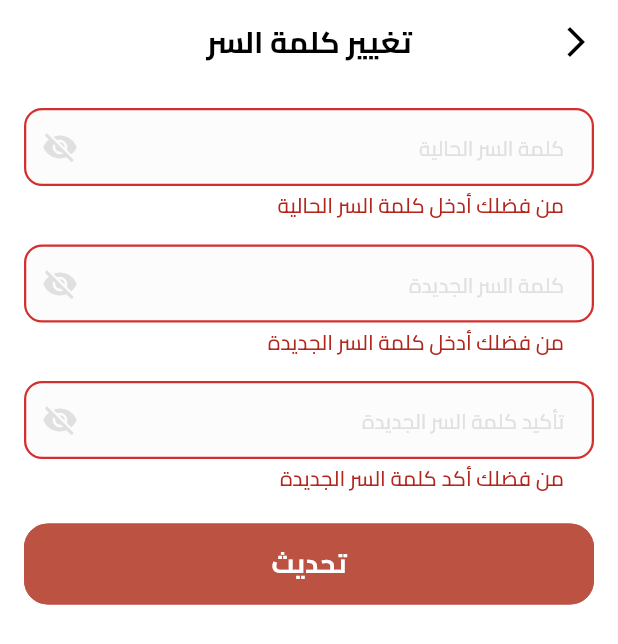
After one commit to AbdulrhmanM0hamed/Reef-Coffe, a Flutter app: the UpdatePasswordView screen opened directly, after a tap on "تحديث", on a phone screen of 412 x 824 dp. The commit adds this screen. Shown: the top 644 px of the screen. Run offline on Flutter 3.47's test engine with Material 3 defaults, Android fonts, the phone set to English and light mode, and no system bars; our stand-ins replace bloc, bottom_navy_bar, cached_network_image, carousel_slider, dartz, equatable and 15 more; accounts and stored records are empty; project files that could hold a hidden picture were left out.

Commit message:
add change name and change password

```diff
--- /dev/null
+++ b/lib/feature/profile/domain/usecases/update_name_usecase.dart
@@ -0,0 +1,13 @@
+import 'package:dartz/dartz.dart';
+import 'package:hyper_market/core/error/sevcice_failure.dart';
+import 'package:hyper_market/feature/profile/domain/repositories/profile_repository.dart';
+
+class UpdateNameUseCase {
+  final ProfileRepository repository;
+
+  UpdateNameUseCase(this.repository);
+
+  Future<Either<Failure, void>> call(String params) async {
+    return await repository.updateName(params);
+  }
+}
--- /dev/null
+++ b/lib/feature/profile/domain/usecases/update_password_usecase.dart
@@ -0,0 +1,30 @@
+import 'package:dartz/dartz.dart';
+import 'package:equatable/equatable.dart';
+import 'package:hyper_market/core/error/sevcice_failure.dart';
+import 'package:hyper_market/feature/profile/domain/repositories/profile_repository.dart';
+
+class UpdatePasswordUseCase {
+  final ProfileRepository repository;
+
+  UpdatePasswordUseCase(this.repository);
+
+  Future<Either<Failure, void>> call(PasswordParams params) async {
+    return await repository.updatePassword(
+      params.currentPassword,
+      params.newPassword,
+    );
+  }
+}
+
+class PasswordParams extends Equatable {
+  final String currentPassword;
+  final String newPassword;
+
+  const PasswordParams({
+    required this.currentPassword,
+    required this.newPassword,
+  });
+
+  @override
+  List<Object?> get props => [currentPassword, newPassword];
+}
--- /dev/null
+++ b/lib/feature/profile/presentation/cubit/profile_cubit.dart
@@ -0,0 +1,45 @@
+import 'package:flutter_bloc/flutter_bloc.dart';
+import 'package:hyper_market/feature/profile/domain/usecases/update_name_usecase.dart';
+import 'package:hyper_market/feature/profile/domain/usecases/update_password_usecase.dart';
+import 'package:hyper_market/feature/profile/presentation/cubit/profile_state.dart';
+
+class ProfileCubit extends Cubit<ProfileState> {
+  final UpdateNameUseCase updateNameUseCase;
+  final UpdatePasswordUseCase updatePasswordUseCase;
+
+  ProfileCubit({
+    required this.updateNameUseCase,
+    required this.updatePasswordUseCase,
+  }) : super(ProfileInitial());
+
+  Future<void> updateName(String newName) async {
+    if (!isClosed) emit(ProfileLoading());
+    final result = await updateNameUseCase(newName);
+    result.fold(
+      (failure) {
+        if (!isClosed) emit(ProfileUpdateError(failure.message));
+      },
+      (_) {
+        if (!isClosed) emit(const ProfileUpdateSuccess('تم تحديث الاسم بنجاح'));
+      },
+    );
+  }
+
+  Future<void> updatePassword(String currentPassword, String newPassword) async {
+    if (!isClosed) emit(ProfileLoading());
+    final result = await updatePasswordUseCase(
+      PasswordParams(
+        currentPassword: currentPassword,
+        newPassword: newPassword,
+      ),
+    );
+    result.fold(
+      (failure) {
+        if (!isClosed) emit(ProfileUpdateError(failure.message));
+      },
+      (_) {
+        if (!isClosed) emit(const ProfileUpdateSuccess('تم تحديث كلمة السر بنجاح'));
+      },
+    );
+  }
+}
--- /dev/null
+++ b/lib/feature/profile/presentation/cubit/profile_state.dart
@@ -0,0 +1,30 @@
+import 'package:equatable/equatable.dart';
+
+abstract class ProfileState extends Equatable {
+  const ProfileState();
+
+  @override
+  List<Object?> get props => [];
+}
+
+class ProfileInitial extends ProfileState {}
+
+class ProfileLoading extends ProfileState {}
+
+class ProfileUpdateSuccess extends ProfileState {
+  final String message;
+
+  const ProfileUpdateSuccess(this.message);
+
+  @override
+  List<Object?> get props => [message];
+}
+
+class ProfileUpdateError extends ProfileState {
+  final String message;
+
+  const ProfileUpdateError(this.message);
+
+  @override
+  List<Object?> get props => [message];
+}
--- /dev/null
+++ b/lib/feature/profile/presentation/view/update_profile/update_password_view.dart
@@ -0,0 +1,123 @@
+import 'package:flutter/material.dart';
+import 'package:flutter_bloc/flutter_bloc.dart';
+import 'package:hyper_market/core/utils/common/custom_app_bar.dart';
+import 'package:hyper_market/core/utils/common/elvated_button.dart';
+
+import 'package:hyper_market/feature/profile/presentation/cubit/profile_cubit.dart';
+import 'package:hyper_market/feature/profile/presentation/cubit/profile_state.dart';
+import 'package:hyper_market/feature/profile/presentation/view/widgets/custom_text_filed.dart';
+
+class UpdatePasswordView extends StatefulWidget {
+  static const String routeName = '/update-password';
+
+  const UpdatePasswordView({Key? key}) : super(key: key);
+
+  @override
+  State<UpdatePasswordView> createState() => _UpdatePasswordViewState();
+}
+
+class _UpdatePasswordViewState extends State<UpdatePasswordView> {
+  final _formKey = GlobalKey<FormState>();
+  final _currentPasswordController = TextEditingController();
+  final _newPasswordController = TextEditingController();
+  final _confirmPasswordController = TextEditingController();
+
+  @override
+  void dispose() {
+    _currentPasswordController.dispose();
+    _newPasswordController.dispose();
+    _confirmPasswordController.dispose();
+    super.dispose();
+  }
+
+  @override
+  Widget build(BuildContext context) {
+    return Scaffold(
+      appBar: customAppBar(context, 'تغيير كلمة السر'),
+      body: BlocConsumer<ProfileCubit, ProfileState>(
+        listener: (context, state) {
+          if (state is ProfileUpdateSuccess) {
+            ScaffoldMessenger.of(context).showSnackBar(
+              SnackBar(content: Text(state.message)),
+            );
+            Navigator.pop(context);
+          } else if (state is ProfileUpdateError) {
+            ScaffoldMessenger.of(context).showSnackBar(
+              SnackBar(content: Text(state.message)),
+            );
+          }
+        },
+        builder: (context, state) {
+          return SingleChildScrollView(
+            child: Padding(
+              padding: const EdgeInsets.all(16.0),
+              child: Form(
+                key: _formKey,
+                child: Column(
+                  children: [
+                    CustomTextField(
+                      controller: _currentPasswordController,
+                      hintText: 'كلمة السر الحالية',
+                      obscureText: true,
+                      validator: (value) {
+                        if (value == null || value.isEmpty) {
+                          return 'من فضلك أدخل كلمة السر الحالية';
+                        }
+                        return null;
+                      },
+                    ),
+                    const SizedBox(height: 16),
+                    CustomTextField(
+                      controller: _newPasswordController,
+                      hintText: 'كلمة السر الجديدة',
+                      obscureText: true,
+                      validator: (value) {
+                        if (value == null || value.isEmpty) {
+                          return 'من فضلك أدخل كلمة السر الجديدة';
+                        }
+                        if (value.length < 6) {
+                          return 'كلمة السر يجب أن تكون 6 أحرف على الأقل';
+                        }
+                        return null;
+                      },
+                    ),
+                    const SizedBox(height: 16),
+                    CustomTextField(
+                      controller: _confirmPasswordController,
+                      hintText: 'تأكيد كلمة السر الجديدة',
+                      obscureText: true,
+                      validator: (value) {
+                        if (value == null || value.isEmpty) {
+                          return 'من فضلك أكد كلمة السر الجديدة';
+                        }
+                        if (value != _newPasswordController.text) {
+                          return 'كلمة السر غير متطابقة';
+                        }
+                        return null;
+                      },
+                    ),
+                    const SizedBox(height: 20),
+                    if (state is ProfileLoading)
+                      const CircularProgressIndicator()
+                    else
+                      CustomElevatedButton(
+                        buttonText: 'تحديث',
+                        onPressed: () {
+                          if (_formKey.currentState!.validate()) {
+                            context.read<ProfileCubit>().updatePassword(
+                                  _currentPasswordController.text,
+                                  _newPasswordController.text,
+                                );
+                          }
+                        },
+                      ),
+                  ],
+                ),
+              ),
+            ),
+          );
+        },
+      ),
+    );
+  }
+}
--- /dev/null
+++ b/lib/feature/profile/presentation/view/widgets/custom_text_filed.dart
@@ -0,0 +1,115 @@
+import 'package:flutter/material.dart';
+import 'package:hyper_market/core/utils/constants/colors.dart';
+import 'package:hyper_market/core/utils/constants/font_manger.dart';
+import 'package:hyper_market/core/utils/constants/styles_manger.dart';
+
+class CustomTextField extends StatefulWidget {
+  final TextEditingController controller;
+  final String hintText;
+  final String? Function(String?)? validator;
+  final bool obscureText;
+  final TextInputType? keyboardType;
+  final Widget? prefixIcon;
+  final Widget? suffixIcon;
+  final bool? enabled;
+  final int? maxLines;
+  final void Function(String)? onChanged;
+
+  const CustomTextField({
+    Key? key,
+    required this.controller,
+    required this.hintText,
+    this.validator,
+    this.obscureText = false,
+    this.keyboardType,
+    this.prefixIcon,
+    this.suffixIcon,
+    this.enabled,
+    this.maxLines = 1,
+    this.onChanged,
+  }) : super(key: key);
+
+  @override
+  State<CustomTextField> createState() => _CustomTextFieldState();
+}
+
+class _CustomTextFieldState extends State<CustomTextField> {
+  bool _isObscure = true;
+
+  @override
+  Widget build(BuildContext context) {
+    return TextFormField(
+      controller: widget.controller,
+      obscureText: widget.obscureText ? _isObscure : false,
+      keyboardType: widget.keyboardType,
+      enabled: widget.enabled,
+      maxLines: widget.maxLines,
+      onChanged: widget.onChanged,
+      style: getRegularStyle(
+        fontFamily: FontConstant.cairo,
+        fontSize: FontSize.size16,
+        color: Theme.of(context).brightness == Brightness.dark
+            ? TColors.white
+            : TColors.black,
+      ),
+      decoration: InputDecoration(
+        hintText: widget.hintText,
+        hintStyle: getRegularStyle(
+          fontFamily: FontConstant.cairo,
+          fontSize: FontSize.size14,
+          color: TColors.grey,
+        ),
+        prefixIcon: widget.prefixIcon,
+        suffixIcon: widget.obscureText
+            ? IconButton(
+                icon: Icon(
+                  _isObscure ? Icons.visibility_off : Icons.visibility,
+                  color: TColors.grey,
+                ),
+                onPressed: () {
+                  setState(() {
+                    _isObscure = !_isObscure;
+                  });
+                },
+              )
+            : widget.suffixIcon,
+        contentPadding:
+            const EdgeInsets.symmetric(horizontal: 16, vertical: 14),
+        filled: true,
+        fillColor: Theme.of(context).brightness == Brightness.dark
+            ? TColors.darkGrey.withOpacity(0.5)
+            : TColors.lightGrey.withOpacity(0.5),
+        border: OutlineInputBorder(
+          borderRadius: BorderRadius.circular(12),
+          borderSide: BorderSide.none,
+        ),
+        enabledBorder: OutlineInputBorder(
+          borderRadius: BorderRadius.circular(12),
+          borderSide: BorderSide.none,
+        ),
+        focusedBorder: OutlineInputBorder(
+          borderRadius: BorderRadius.circular(12),
+          borderSide: BorderSide(
+            color: TColors.primary,
+            width: 1.5,
+          ),
+        ),
+        errorBorder: OutlineInputBorder(
+          borderRadius: BorderRadius.circular(12),
+          borderSide: BorderSide(
+            color: TColors.error,
+            width: 1.5,
+          ),
+        ),
+        focusedErrorBorder: OutlineInputBorder(
+          borderRadius: BorderRadius.circular(12),
+          borderSide: BorderSide(
+            color: TColors.error,
+            width: 1.5,
+          ),
+        ),
+      ),
+      validator: widget.validator,
+    );
+  }
+}
```
Also changed, not shown: lib/core/services/service_locator.dart (+40 -5 lines), lib/feature/onBoarding/presentation/view/widgets/on_boarding_view_body.dart (+3 -11 lines), lib/feature/profile/data/datasources/profile_remote_datasource.dart (added, +75 -0 lines), lib/feature/profile/data/models/update_profile_model.dart (added, +29 -0 lines), lib/feature/profile/data/repositories/profile_repository_impl.dart (added, +32 -0 lines), lib/feature/profile/domain/entities/profile_update.dart (added, +16 -0 lines), lib/feature/profile/domain/repositories/profile_repository.dart (added, +7 -0 lines), lib/feature/profile/presentation/view/update_profile/update_name_view.dart (added, +116 -0 lines), lib/feature/profile/presentation/view/widgets/profile_view_body.dart (+39 -10 lines).
